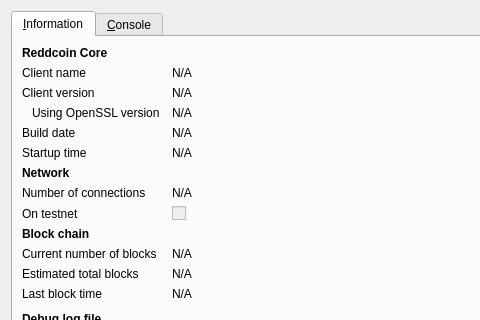
Cannacoin-Project/Cannacoin, file src/qt/forms/rpcconsole.ui: the form before one commit; both pictures show x 0 to 480 and y 0 to 320 of the 740 by 450 pixel window.
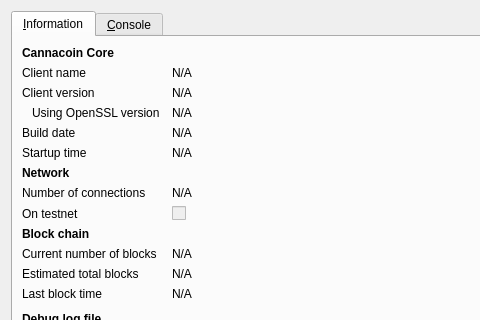
The form after the commit. Icons and pictures are not drawn.

Patch:
```diff
--- a/src/qt/forms/rpcconsole.ui
+++ b/src/qt/forms/rpcconsole.ui
@@ -36,7 +36,7 @@
           </font>
          </property>
          <property name="text">
-          <string>Reddcoin Core</string>
+          <string>Cannacoin Core</string>
          </property>
         </widget>
        </item>
```
Left out of the diff: 6 changed lines with no effect on the pictures.
